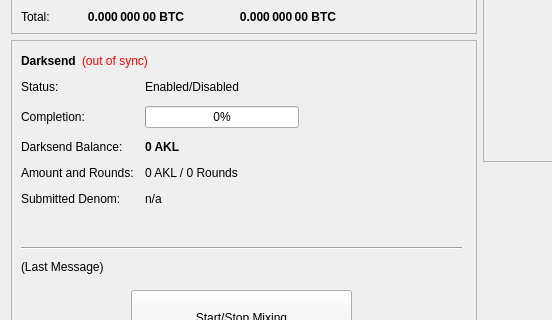
First picture: the form in src/qt/forms/overviewpage.ui, repository ZixCash/ZixCash, before the edit; both pictures show x 0 to 552 and y 182 to 502 of the 960 by 615 pixel window.
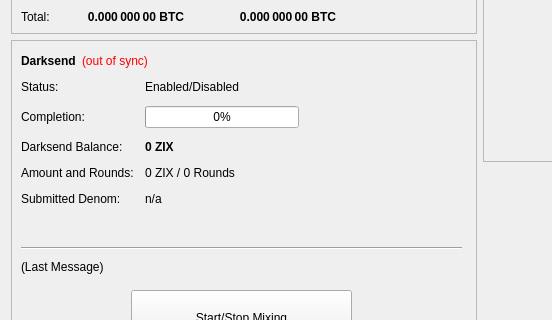
Second picture: the form after the edit.

The edit to the form file:
```diff
--- a/src/qt/forms/overviewpage.ui
+++ b/src/qt/forms/overviewpage.ui
@@ -474,7 +474,7 @@
               </font>
              </property>
              <property name="text">
-              <string notr="true">0 AKL</string>
+              <string notr="true">0 ZIX</string>
              </property>
             </widget>
            </item>
@@ -488,7 +488,7 @@
            <item row="3" column="1">
             <widget class="QLabel" name="labelAmountRounds">
              <property name="text">
-              <string>0 AKL / 0 Rounds</string>
+              <string>0 ZIX / 0 Rounds</string>
              </property>
             </widget>
            </item>
```
Left out of the diff: 6 changed lines with no effect on the pictures.
